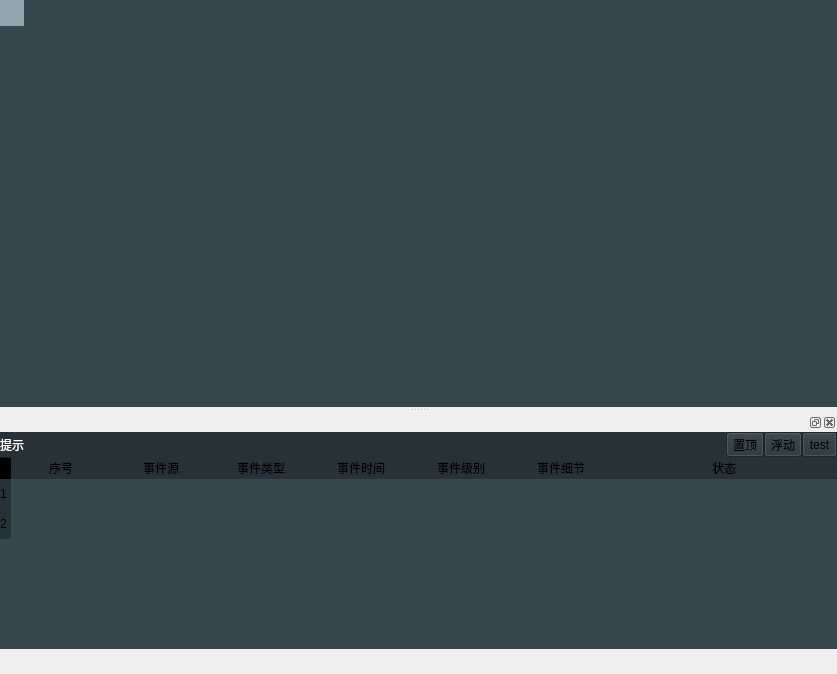
First picture: the form in QtClient/mainwindow.ui, repository imtangsheng/QtClient, before the edit.
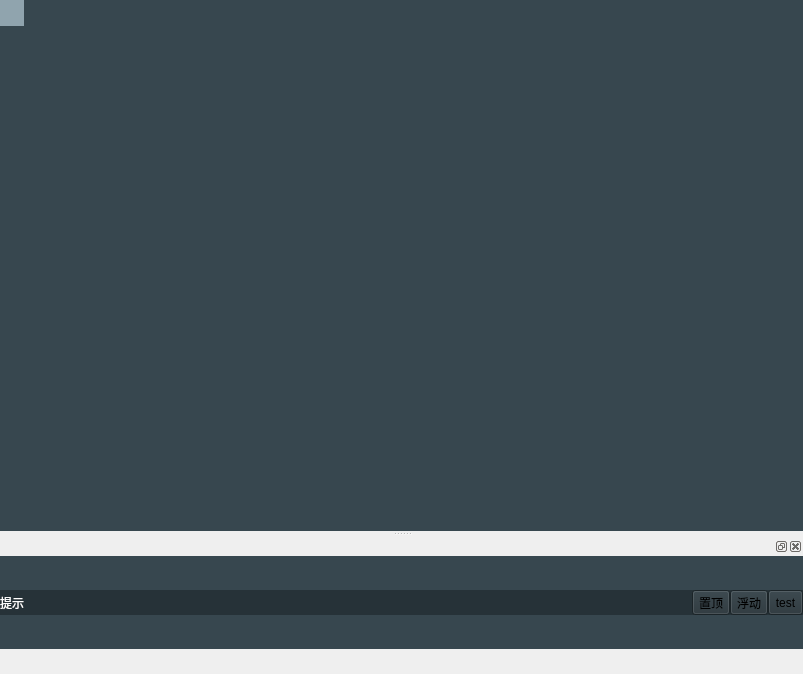
Second picture: the form after the edit. Icons and pictures are not drawn.

Commit message: 1.新增数据库sqlite的支持，显示事件中心 2.增加插件信息通知接口 3.任务栏点击可以最小化，但是不能缩放的问题（不知是什么bug）

Diff of the .ui file:
```diff
--- a/QtClient/mainwindow.ui
+++ b/QtClient/mainwindow.ui
@@ -9,7 +9,7 @@
    <rect>
     <x>0</x>
     <y>0</y>
-    <width>837</width>
+    <width>803</width>
     <height>674</height>
    </rect>
   </property>
@@ -274,7 +274,7 @@
    <property name="minimumSize">
     <size>
      <width>160</width>
-     <height>110</height>
+     <height>112</height>
     </size>
    </property>
    <property name="mouseTracking">
@@ -464,289 +464,7 @@
       </widget>
      </item>
      <item>
-      <widget class="QTableWidget" name="tableWidget_statusEvent">
-       <property name="enabled">
-        <bool>true</bool>
-       </property>
-       <property name="sizePolicy">
-        <sizepolicy hsizetype="Preferred" vsizetype="Preferred">
-         <horstretch>0</horstretch>
-         <verstretch>0</verstretch>
-        </sizepolicy>
-       </property>
-       <property name="palette">
-        <palette>
-         <active>
-          <colorrole role="Button">
-           <brush brushstyle="SolidPattern">
-            <color alpha="255">
-             <red>55</red>
-             <green>71</green>
-             <blue>79</blue>
-            </color>
-           </brush>
-          </colorrole>
-          <colorrole role="Base">
-           <brush brushstyle="SolidPattern">
-            <color alpha="255">
-             <red>55</red>
-             <green>71</green>
-             <blue>79</blue>
-            </color>
-           </brush>
-          </colorrole>
-          <colorrole role="Window">
-           <brush brushstyle="SolidPattern">
-            <color alpha="255">
-             <red>55</red>
-             <green>71</green>
-             <blue>79</blue>
-            </color>
-           </brush>
-          </colorrole>
-         </active>
-         <inactive>
-          <colorrole role="Button">
-           <brush brushstyle="SolidPattern">
-            <color alpha="255">
-             <red>55</red>
-             <green>71</green>
-             <blue>79</blue>
-            </color>
-           </brush>
-          </colorrole>
-          <colorrole role="Base">
-           <brush brushstyle="SolidPattern">
-            <color alpha="255">
-             <red>55</red>
-             <green>71</green>
-             <blue>79</blue>
-            </color>
-           </brush>
-          </colorrole>
-          <colorrole role="Window">
-           <brush brushstyle="SolidPattern">
-            <color alpha="255">
-             <red>55</red>
-             <green>71</green>
-             <blue>79</blue>
-            </color>
-           </brush>
-          </colorrole>
-         </inactive>
-         <disabled>
-          <colorrole role="Button">
-           <brush brushstyle="SolidPattern">
-            <color alpha="255">
-             <red>55</red>
-             <green>71</green>
-             <blue>79</blue>
-            </color>
-           </brush>
-          </colorrole>
-          <colorrole role="Base">
-           <brush brushstyle="SolidPattern">
-            <color alpha="255">
-             <red>55</red>
-             <green>71</green>
-             <blue>79</blue>
-            </color>
-           </brush>
-          </colorrole>
-          <colorrole role="Window">
-           <brush brushstyle="SolidPattern">
-            <color alpha="255">
-             <red>55</red>
-             <green>71</green>
-             <blue>79</blue>
-            </color>
-           </brush>
-          </colorrole>
-         </disabled>
-        </palette>
-       </property>
-       <property name="mouseTracking">
-        <bool>true</bool>
-       </property>
-       <property name="tabletTracking">
-        <bool>true</bool>
-       </property>
-       <property name="autoFillBackground">
-        <bool>true</bool>
-       </property>
-       <property name="styleSheet">
-        <string notr="true">/*表内空格*/
-QTableWidget { 
-	background-color: rgb(55, 71, 79);
-}
-QTableWidget::item {
-	background-color: rgb(55, 71, 79);
-}
-
-QTableWidget::item:selected { 
-	background-color: rgb(38, 50, 56);
-	color: white; 
-}
-
-/*表头设置*/
-QHeaderView::section { 
-	border: none;
-	background-color: rgb(38, 50, 56);
- }
-
-/*表头区域的角落按钮左上角的空白区域设置*/
-QTableCornerButton::section {
-	background: transparent;
-}
-/*水平线，垂直线设置*/
-/*
-QTableWidget::horizontalHeader { 
-background-color: rgb(85, 0, 255);
-}
-QTableWidget::verticalHeader { 
-background-color: rgb(85, 0, 255);
-}
-
-*/</string>
-       </property>
-       <property name="frameShape">
-        <enum>QFrame::NoFrame</enum>
-       </property>
-       <property name="horizontalScrollBarPolicy">
-        <enum>Qt::ScrollBarAsNeeded</enum>
-       </property>
-       <property name="sizeAdjustPolicy">
-        <enum>QAbstractScrollArea::AdjustIgnored</enum>
-       </property>
-       <property name="editTriggers">
-        <set>QAbstractItemView::NoEditTriggers</set>
-       </property>
-       <property name="showDropIndicator" stdset="0">
-        <bool>false</bool>
-       </property>
-       <property name="dragEnabled">
-        <bool>false</bool>
-       </property>
-       <property name="dragDropOverwriteMode">
-        <bool>true</bool>
-       </property>
-       <property name="alternatingRowColors">
-        <bool>true</bool>
-       </property>
-       <property name="selectionMode">
-        <enum>QAbstractItemView::ExtendedSelection</enum>
-       </property>
-       <property name="selectionBehavior">
-        <enum>QAbstractItemView::SelectItems</enum>
-       </property>
-       <property name="textElideMode">
-        <enum>Qt::ElideNone</enum>
-       </property>
-       <property name="showGrid">
-        <bool>false</bool>
-       </property>
-       <property name="gridStyle">
-        <enum>Qt::NoPen</enum>
-       </property>
-       <property name="sortingEnabled">
-        <bool>true</bool>
-       </property>
-       <property name="wordWrap">
-        <bool>false</bool>
-       </property>
-       <property name="cornerButtonEnabled">
-        <bool>false</bool>
-       </property>
-       <attribute name="horizontalHeaderVisible">
-        <bool>true</bool>
-       </attribute>
-       <attribute name="horizontalHeaderCascadingSectionResizes">
-        <bool>true</bool>
-       </attribute>
-       <attribute name="horizontalHeaderMinimumSectionSize">
-        <number>24</number>
-       </attribute>
-       <attribute name="horizontalHeaderDefaultSectionSize">
-        <number>100</number>
-       </attribute>
-       <attribute name="horizontalHeaderHighlightSections">
-        <bool>true</bool>
-       </attribute>
-       <attribute name="horizontalHeaderShowSortIndicator" stdset="0">
-        <bool>true</bool>
-       </attribute>
-       <attribute name="horizontalHeaderStretchLastSection">
-        <bool>true</bool>
-       </attribute>
-       <attribute name="verticalHeaderVisible">
-        <bool>true</bool>
-       </attribute>
-       <attribute name="verticalHeaderCascadingSectionResizes">
-        <bool>true</bool>
-       </attribute>
-       <attribute name="verticalHeaderMinimumSectionSize">
-        <number>20</number>
-       </attribute>
-       <attribute name="verticalHeaderHighlightSections">
-        <bool>true</bool>
-       </attribute>
-       <attribute name="verticalHeaderShowSortIndicator" stdset="0">
-        <bool>true</bool>
-       </attribute>
-       <attribute name="verticalHeaderStretchLastSection">
-        <bool>false</bool>
-       </attribute>
-       <row>
-        <property name="text">
-         <string>1</string>
-        </property>
-       </row>
-       <row>
-        <property name="text">
-         <string>2</string>
-        </property>
-       </row>
-       <column>
-        <property name="text">
-         <string>序号</string>
-        </property>
-       </column>
-       <column>
-        <property name="text">
-         <string>事件源</string>
-        </property>
-       </column>
-       <column>
-        <property name="text">
-         <string>事件类型</string>
-        </property>
-       </column>
-       <column>
-        <property name="text">
-         <string>事件时间</string>
-        </property>
-       </column>
-       <column>
-        <property name="text">
-         <string>事件级别</string>
-        </property>
-       </column>
-       <column>
-        <property name="text">
-         <string>事件细节</string>
-        </property>
-       </column>
-       <column>
-        <property name="text">
-         <string>状态</string>
-        </property>
-       </column>
-       <item row="0" column="0">
-        <property name="text">
-         <string/>
-        </property>
-       </item>
-      </widget>
+      <layout class="QVBoxLayout" name="Layout_Sql"/>
      </item>
     </layout>
    </widget>
```
Left out of the diff: 14 changed lines with no effect on the pictures. The commit also changes 2 other files.
